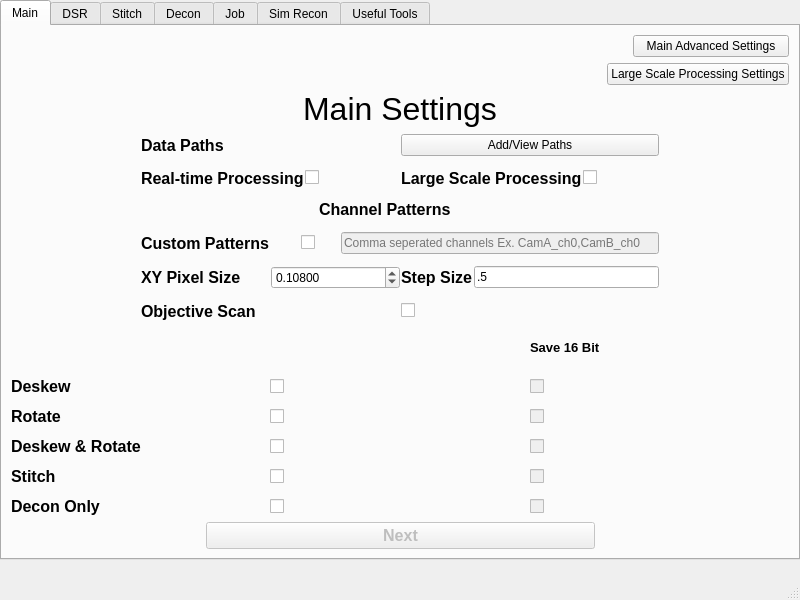
Before: the Qt Designer form src/mainwindow.ui in abcucberkeley/PetaKit5D-GUI, drawn with Qt 5.
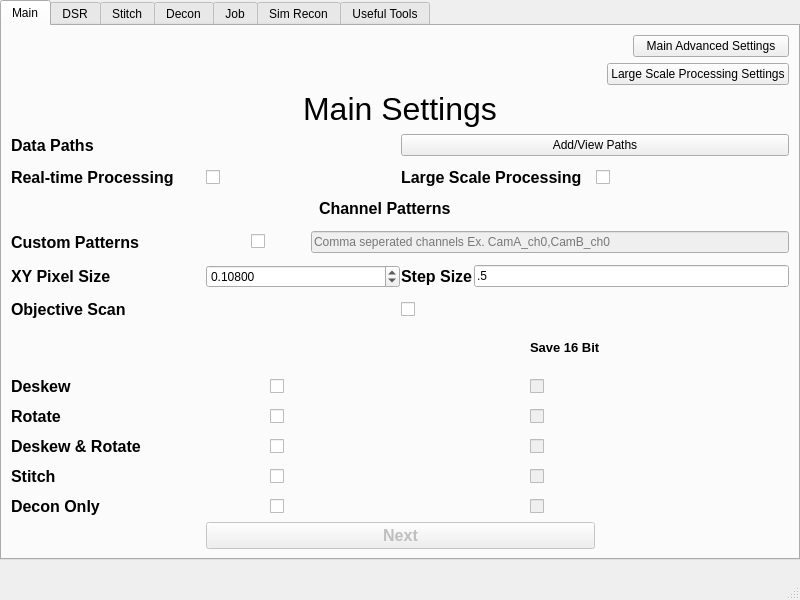
After: the same form once the commit is applied.

Commit message: Updated the Main Settings ui layout

```diff
--- a/src/mainwindow.ui
+++ b/src/mainwindow.ui
@@ -132,20 +132,7 @@
          <number>1</number>
         </property>
         <item>
-         <layout class="QHBoxLayout" name="horizontalLayout_109" stretch="1,4,1">
-          <item>
-           <spacer name="horizontalSpacer_4">
-            <property name="orientation">
-             <enum>Qt::Horizontal</enum>
-            </property>
-            <property name="sizeHint" stdset="0">
-             <size>
-              <width>40</width>
-              <height>20</height>
-             </size>
-            </property>
-           </spacer>
-          </item>
+         <layout class="QHBoxLayout" name="horizontalLayout_109" stretch="4">
           <item>
            <layout class="QHBoxLayout" name="horizontalLayout_232" stretch="1,1">
             <item>
@@ -172,19 +159,6 @@
             </item>
            </layout>
           </item>
-          <item>
-           <spacer name="horizontalSpacer_5">
-            <property name="orientation">
-             <enum>Qt::Horizontal</enum>
-            </property>
-            <property name="sizeHint" stdset="0">
-             <size>
-              <width>40</width>
-              <height>20</height>
-             </size>
-            </property>
-           </spacer>
-          </item>
          </layout>
         </item>
         <item>
@@ -204,20 +178,7 @@
          </spacer>
         </item>
         <item>
-         <layout class="QHBoxLayout" name="horizontalLayout_3" stretch="1,4,1">
-          <item>
-           <spacer name="horizontalSpacer_6">
-            <property name="orientation">
-             <enum>Qt::Horizontal</enum>
-            </property>
-            <property name="sizeHint" stdset="0">
-             <size>
-              <width>40</width>
-              <height>20</height>
-             </size>
-            </property>
-           </spacer>
-          </item>
+         <layout class="QHBoxLayout" name="horizontalLayout_3" stretch="4">
           <item>
            <layout class="QHBoxLayout" name="horizontalLayout_233" stretch="1,1">
             <item>
@@ -274,19 +235,6 @@
             </item>
            </layout>
           </item>
-          <item>
-           <spacer name="horizontalSpacer_7">
-            <property name="orientation">
-             <enum>Qt::Horizontal</enum>
-            </property>
-            <property name="sizeHint" stdset="0">
-             <size>
-              <width>40</width>
-              <height>20</height>
-             </size>
-            </property>
-           </spacer>
-          </item>
          </layout>
         </item>
         <item>
@@ -306,7 +254,7 @@
          </spacer>
         </item>
         <item>
-         <layout class="QHBoxLayout" name="horizontalLayout_4">
+         <layout class="QHBoxLayout" name="horizontalLayout_4" stretch="1,1">
           <item>
            <widget class="QLabel" name="channelPatternsLabel">
             <property name="sizePolicy">
@@ -363,20 +311,7 @@
          </spacer>
         </item>
         <item>
-         <layout class="QHBoxLayout" name="horizontalLayout_49" stretch="1,4,1">
-          <item>
-           <spacer name="horizontalSpacer_9">
-            <property name="orientation">
-             <enum>Qt::Horizontal</enum>
-            </property>
-            <property name="sizeHint" stdset="0">
-             <size>
-              <width>40</width>
-              <height>20</height>
-             </size>
-            </property>
-           </spacer>
-          </item>
+         <layout class="QHBoxLayout" name="horizontalLayout_49" stretch="4">
           <item>
            <layout class="QHBoxLayout" name="horizontalLayout_193" stretch="4,1,8">
             <item>
@@ -416,19 +351,6 @@
             </item>
            </layout>
           </item>
-          <item>
-           <spacer name="horizontalSpacer_10">
-            <property name="orientation">
-             <enum>Qt::Horizontal</enum>
-            </property>
-            <property name="sizeHint" stdset="0">
-             <size>
-              <width>40</width>
-              <height>20</height>
-             </size>
-            </property>
-           </spacer>
-          </item>
          </layout>
         </item>
         <item>
@@ -448,20 +370,7 @@
          </spacer>
         </item>
         <item>
-         <layout class="QHBoxLayout" name="horizontalLayout_6" stretch="1,4,1">
-          <item>
-           <spacer name="horizontalSpacer_23">
-            <property name="orientation">
-             <enum>Qt::Horizontal</enum>
-            </property>
-            <property name="sizeHint" stdset="0">
-             <size>
-              <width>40</width>
-              <height>20</height>
-             </size>
-            </property>
-           </spacer>
-          </item>
+         <layout class="QHBoxLayout" name="horizontalLayout_6" stretch="4">
           <item>
            <layout class="QHBoxLayout" name="horizontalLayout_236" stretch="1,1">
             <item>
@@ -536,19 +445,6 @@
             </item>
            </layout>
           </item>
-          <item>
-           <spacer name="horizontalSpacer_24">
-            <property name="orientation">
-             <enum>Qt::Horizontal</enum>
-            </property>
-            <property name="sizeHint" stdset="0">
-             <size>
-              <width>40</width>
-              <height>20</height>
-             </size>
-            </property>
-           </spacer>
-          </item>
          </layout>
         </item>
         <item>
@@ -568,20 +464,7 @@
          </spacer>
         </item>
         <item>
-         <layout class="QHBoxLayout" name="horizontalLayout_9" stretch="1,4,1">
-          <item>
-           <spacer name="horizontalSpacer_25">
-            <property name="orientation">
-             <enum>Qt::Horizontal</enum>
-            </property>
-            <property name="sizeHint" stdset="0">
-             <size>
-              <width>40</width>
-              <height>20</height>
-             </size>
-            </property>
-           </spacer>
-          </item>
+         <layout class="QHBoxLayout" name="horizontalLayout_9" stretch="4">
           <item>
            <layout class="QHBoxLayout" name="horizontalLayout_237">
             <item>
@@ -611,19 +494,6 @@
             </item>
            </layout>
           </item>
-          <item>
-           <spacer name="horizontalSpacer_26">
-            <property name="orientation">
-             <enum>Qt::Horizontal</enum>
-            </property>
-            <property name="sizeHint" stdset="0">
-             <size>
-              <width>40</width>
-              <height>20</height>
-             </size>
-            </property>
-           </spacer>
-          </item>
          </layout>
         </item>
        </layout>
```
